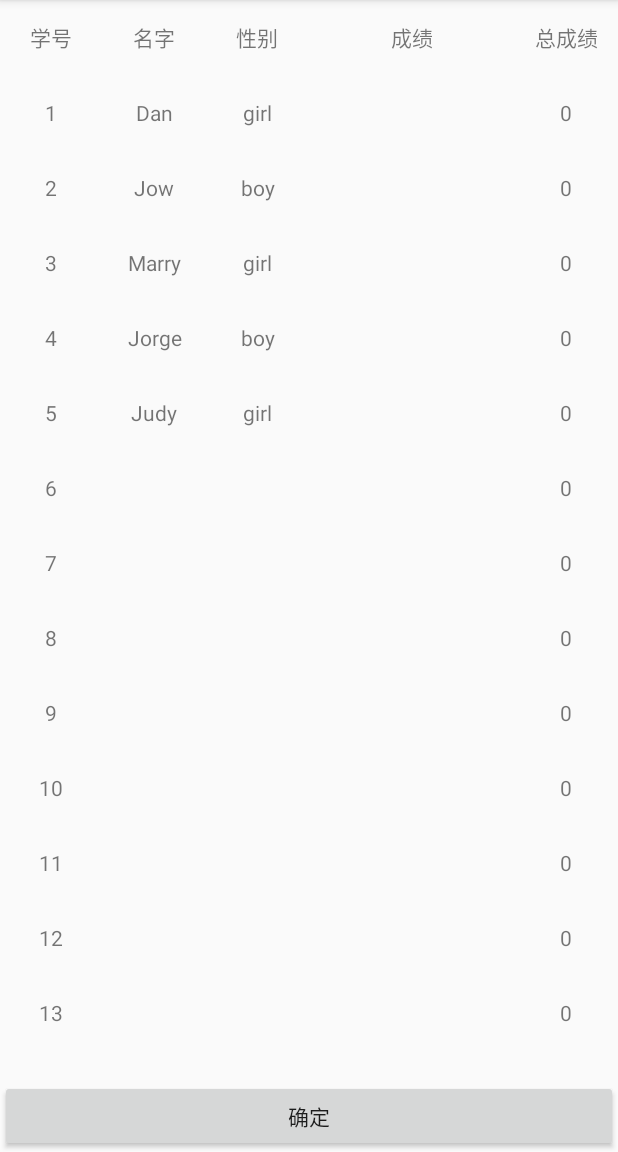
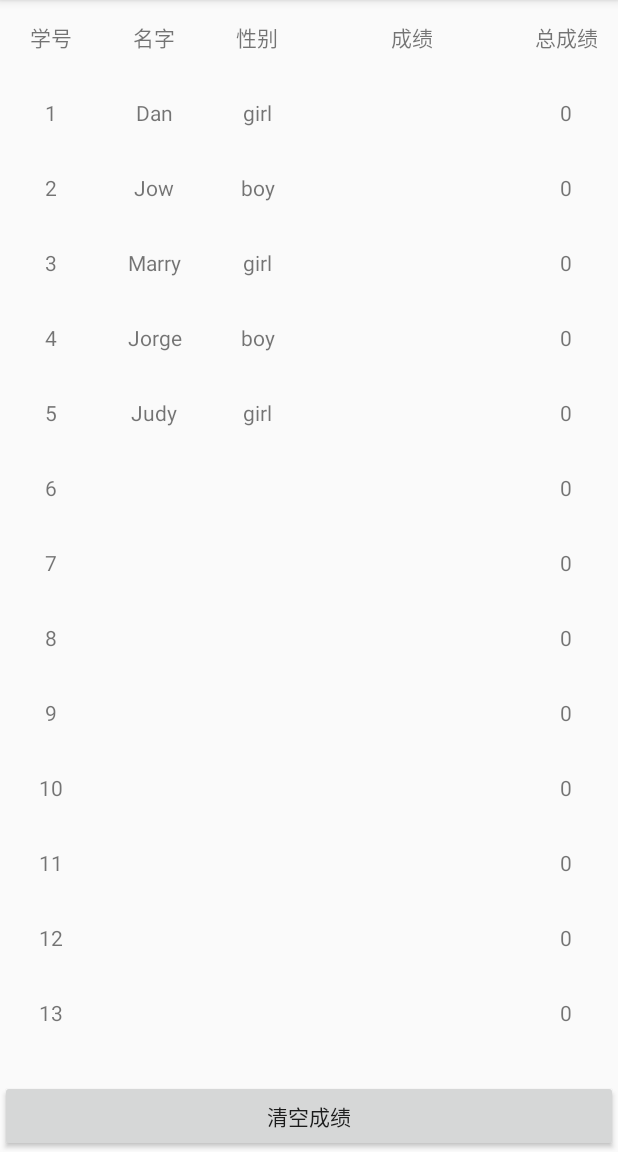
Before and after one commit to WangShiSuiFeng24/Teacher_Assistant_test, an Android app: the screen it shows after launch (Main2Activity), after a tap on "TEST查看", on a phone screen of 412 x 824 dp, the part 84-1236 px from its top. Run offline under Robolectric (Android 15) with nearby library versions, the phone set to English and light mode, and no system bars.

Commit message:
在查看成绩页面添加一个清空成绩按钮，并设置点击事件弹出一个dialog，确认则能够将当前页面成绩清空，否则取消。

```diff
--- a/app/src/main/java/com/example/teacher_assistant_test/Main2Activity.java
+++ b/app/src/main/java/com/example/teacher_assistant_test/Main2Activity.java
@@ -1,12 +1,17 @@
 package com.example.teacher_assistant_test;
 
+import androidx.appcompat.app.AlertDialog;
 import androidx.appcompat.app.AppCompatActivity;
 import androidx.recyclerview.widget.LinearLayoutManager;
 import androidx.recyclerview.widget.RecyclerView;
 
+import android.content.DialogInterface;
 import android.database.Cursor;
 import android.database.sqlite.SQLiteDatabase;
 import android.os.Bundle;
+import android.view.View;
+import android.widget.Button;
+import android.widget.Toast;
 
 import java.util.ArrayList;
 import java.util.List;
@@ -14,17 +19,50 @@ import java.util.List;
 public class Main2Activity extends AppCompatActivity {
     private List<Student> studentList = new ArrayList<>();
 
+    private Button clear_score;
+
     @Override
     protected void onCreate(Bundle savedInstanceState) {
         super.onCreate(savedInstanceState);
         setContentView(R.layout.activity_main2);
 
         initStudent();
-        RecyclerView recyclerView = findViewById(R.id.Recycler_View_Student);
+        final RecyclerView recyclerView = findViewById(R.id.Recycler_View_Student);
         LinearLayoutManager linearLayoutManager = new LinearLayoutManager(this);
         recyclerView.setLayoutManager(linearLayoutManager);
-        StudentAdapter studentAdapter = new StudentAdapter(studentList);
+        final StudentAdapter studentAdapter = new StudentAdapter(studentList);
         recyclerView.setAdapter(studentAdapter);
+
+        clear_score = findViewById(R.id.clear_score);
+        clear_score.setOnClickListener(new View.OnClickListener() {
+            @Override
+            public void onClick(View v) {
+                AlertDialog.Builder builder = new AlertDialog.Builder(Main2Activity.this);
+                builder.setCancelable(false)
+                        .setTitle("Alarm")
+                        .setMessage("即将清空成绩,慎重!!!")
+                        .setPositiveButton("确定清空!", new DialogInterface.OnClickListener() {
+                            @Override
+                            public void onClick(DialogInterface dialog, int which) {
+                                SQLiteDatabase database = MyDatabaseHelper.getInstance(Main2Activity.this);
+                                String deleteAll = "DELETE FROM StudentMark";
+                                database.execSQL(deleteAll);
+                                studentList.clear();
+                                studentAdapter.notifyDataSetChanged();
+                                initStudent();
+                                Toast.makeText(Main2Activity.this, "成绩已清空", Toast.LENGTH_SHORT).show();
+                            }
+                        })
+                        .setNegativeButton("取消清空!", new DialogInterface.OnClickListener() {
+                            @Override
+                            public void onClick(DialogInterface dialog, int which) {
+                                dialog.dismiss();
+                            }
+                        }).show();
+            }
+        });
+
+
     }
 
     private void initStudent() {
--- a/app/src/main/java/com/example/teacher_assistant_test/MainActivity.java
+++ b/app/src/main/java/com/example/teacher_assistant_test/MainActivity.java
@@ -63,7 +63,7 @@ public class MainActivity extends AppCompatActivity {
         idusTool.insertStuDB("3", "Marry", "girl");
         idusTool.insertStuDB("4", "Jorge", "boy");
         idusTool.insertStuDB("5", "Judy", "girl");
-        for (int i=1; i<=100; i++) {
+        for (int i=1; i<=99; i++) {
             idusTool.insertStuDB(""+i+"", "", "");
         }
 
--- a/app/src/main/res/layout/activity_main2.xml
+++ b/app/src/main/res/layout/activity_main2.xml
@@ -16,9 +16,17 @@
         android:layout_weight="1"/>
 
 
-    <Button
+    <LinearLayout
         android:layout_width="match_parent"
-        android:layout_height="wrap_content"
-        android:text="确定" />
+        android:layout_height="wrap_content" >
+
+        <Button
+            android:id="@+id/clear_score"
+            android:layout_width="match_parent"
+            android:layout_height="match_parent"
+            android:layout_weight="1"
+            android:text="清空成绩" />
+
+    </LinearLayout>
 
 </LinearLayout>
```
